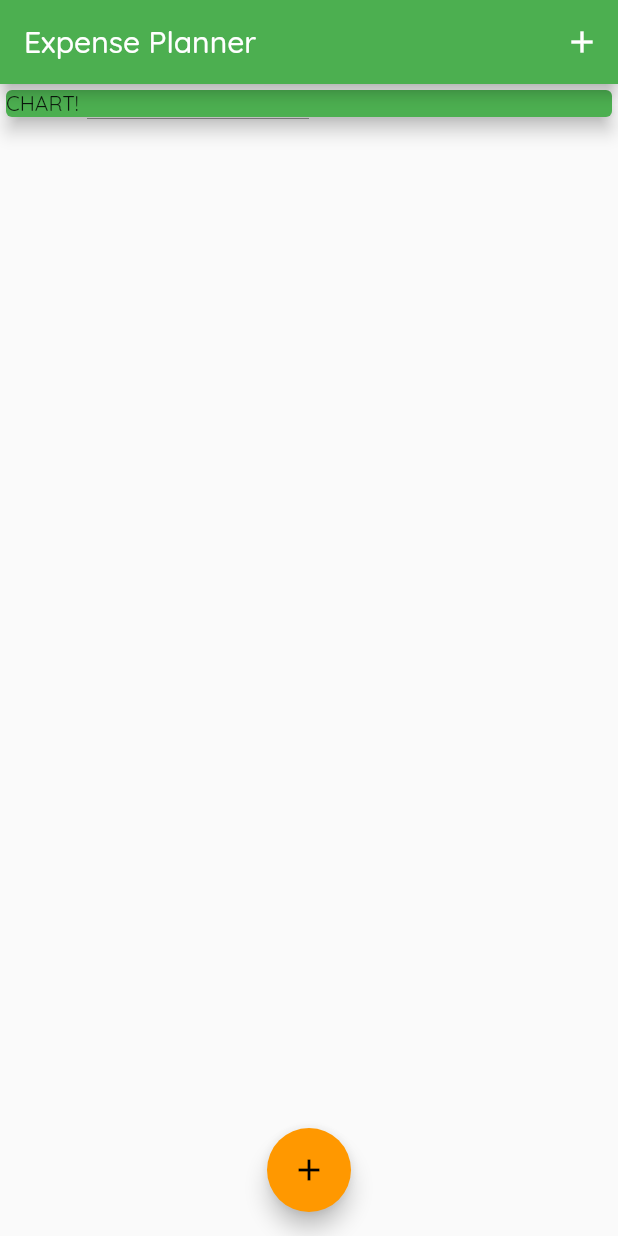
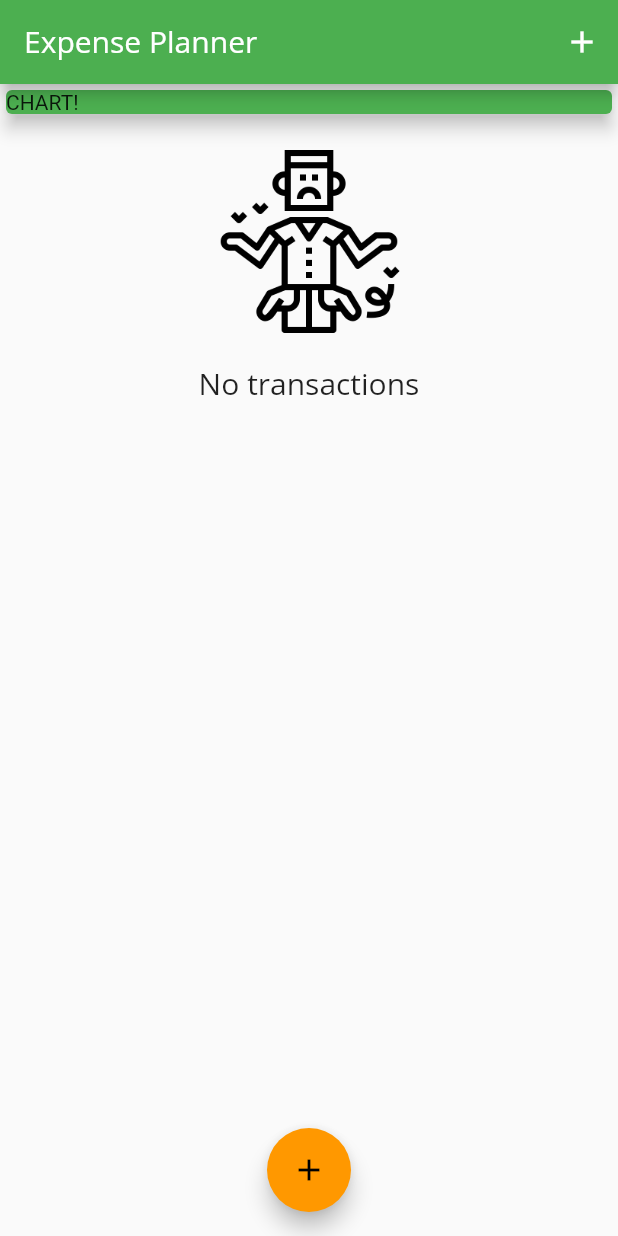
Before and after one commit to Rares23/expensive_planner, a Flutter app: the screen it shows after launch, on a phone screen of 412 x 824 dp. Run offline on Flutter 3.47's test engine with Material 2 defaults, Android fonts, the phone set to English and light mode, and no system bars.

```diff
--- a/lib/main.dart
+++ b/lib/main.dart
@@ -14,6 +14,17 @@ class ExpensePlannerApp extends StatelessWidget {
         primarySwatch: Colors.green,
         accentColor: Colors.orange,
         fontFamily: 'Quicksand',
+        textTheme: ThemeData.light().textTheme.copyWith(
+              headline6: TextStyle(
+                fontFamily: 'OpenSans',
+                fontSize: 20,
+              ),
+            ),
+        appBarTheme: AppBarTheme(
+          textTheme: ThemeData.light().textTheme.copyWith(
+                headline6: TextStyle(fontFamily: 'OpenSans', fontSize: 20),
+              ),
+        ),
       ),
       home: MyHomePage(title: title),
     );
--- /dev/null
+++ b/lib/widgets/chart_view.dart
@@ -0,0 +1,12 @@
+import 'package:flutter/cupertino.dart';
+import 'package:flutter/material.dart';
+
+class ChartView extends StatelessWidget {
+  @override
+  Widget build(BuildContext context) {
+    return Card(
+      elevation: 8,
+      child: Row(),
+    );
+  }
+}
--- a/lib/widgets/transactions_list_view.dart
+++ b/lib/widgets/transactions_list_view.dart
@@ -7,8 +7,31 @@ class TransactionsListView extends StatelessWidget {
 
   TransactionsListView({@required this.transactions});
 
-  @override
-  Widget build(BuildContext context) {
+  Widget buildNoTransactionsView(BuildContext context) {
+    return Column(
+      children: [
+        SizedBox(
+          height: 16,
+        ),
+        Container(
+          height: 130,
+          child: Image.asset(
+            'assets/images/broke.png',
+            fit: BoxFit.cover,
+          ),
+        ),
+        SizedBox(
+          height: 16,
+        ),
+        Text(
+          'No transactions',
+          style: Theme.of(context).textTheme.headline6,
+        ),
+      ],
+    );
+  }
+
+  Widget buildList(BuildContext context) {
     return Container(
       height: 300,
       child: ListView.builder(
@@ -18,4 +41,11 @@ class TransactionsListView extends StatelessWidget {
       ),
     );
   }
+
+  @override
+  Widget build(BuildContext context) {
+    return transactions.isEmpty
+        ? buildNoTransactionsView(context)
+        : buildList(context);
+  }
 }
```
Also changed, not shown: pubspec.yaml (+8 -10 lines), assets/images/broke.png (added).
